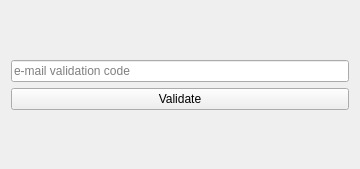
First picture: the form in ola/client/auth/validate_form.ui, repository myapps-directory/myapps-client, before the edit.
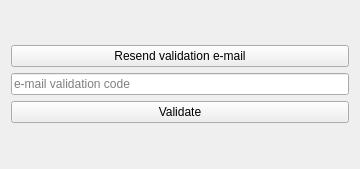
Second picture: the form after the edit.

Commit message: added Resend Validation E-mail button

```diff
--- a/ola/client/auth/validate_form.ui
+++ b/ola/client/auth/validate_form.ui
@@ -27,6 +27,13 @@
      </property>
     </spacer>
    </item>
+   <item>
+    <widget class="QPushButton" name="resendButton">
+     <property name="text">
+      <string>Resend validation e-mail</string>
+     </property>
+    </widget>
+   </item>
    <item>
     <layout class="QVBoxLayout" name="verticalLayout">
      <item>
```
